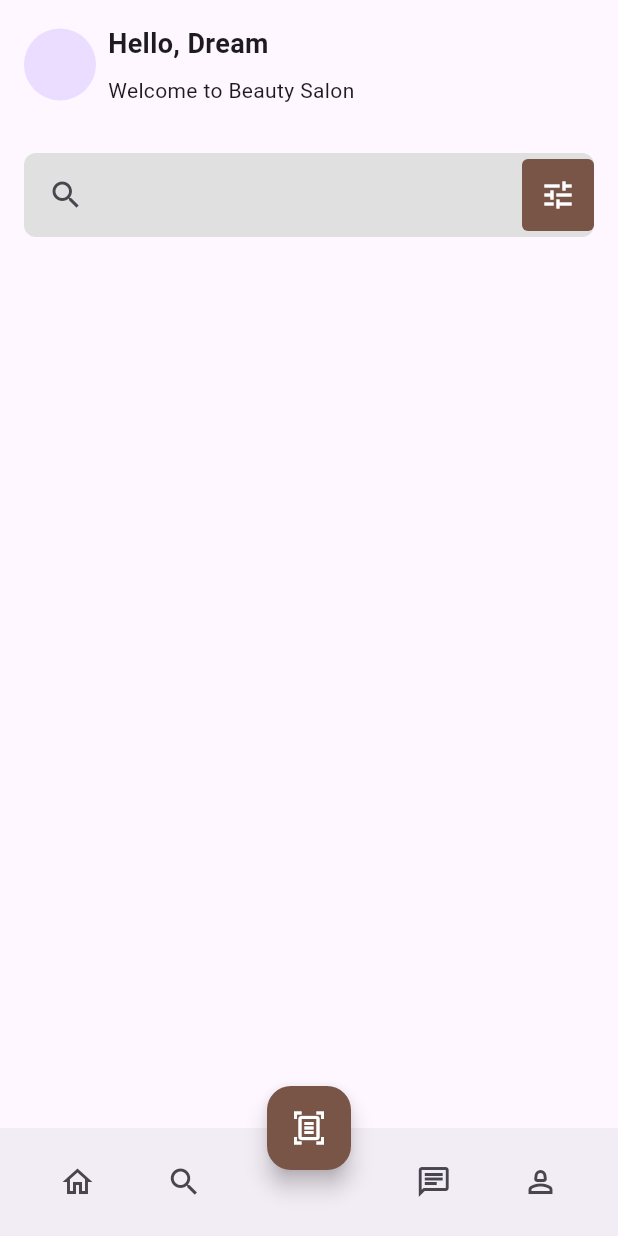
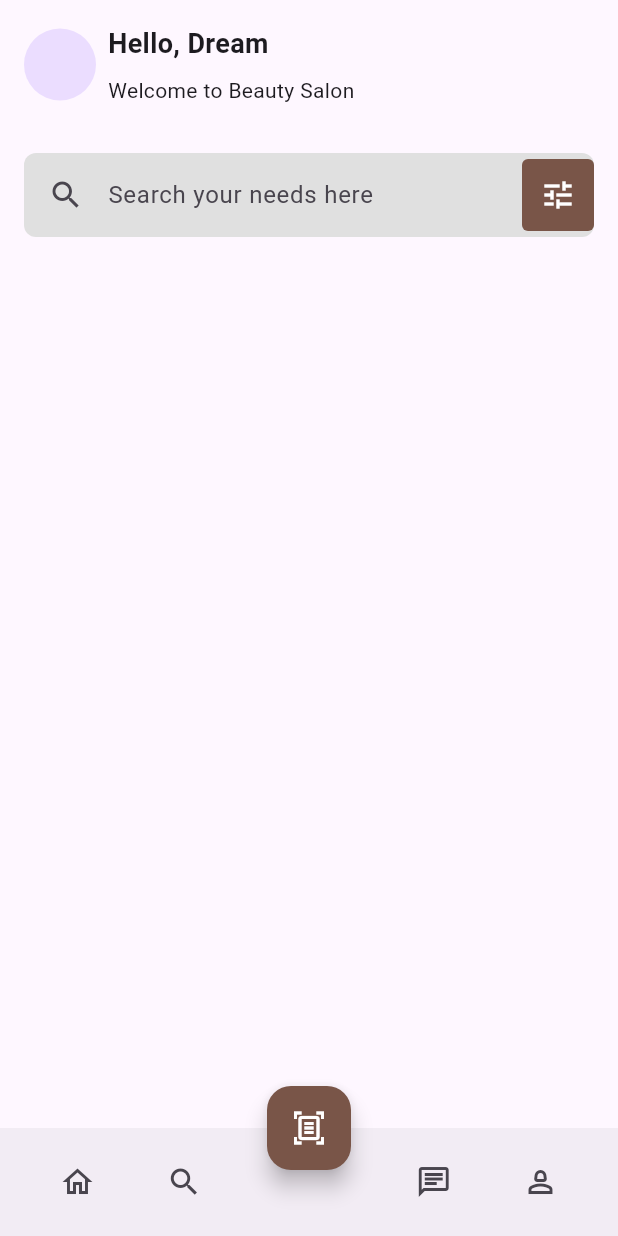
Before and after one commit to JAICHANGPARK/flutter_notebook_chapter_32, a Flutter app: the HotelBookingMainPage screen opened directly, on a phone screen of 412 x 824 dp. Run offline on Flutter 3.47's test engine with Material 2 defaults, Android fonts, the phone set to English and light mode, and no system bars; our stand-ins replace fl_chart.

Commit message:
Update hotel_booking_main_page.dart

```diff
--- a/lib/ep1626_hotel_booking_app/view/hotel_booking_main_page.dart
+++ b/lib/ep1626_hotel_booking_app/view/hotel_booking_main_page.dart
@@ -53,9 +53,7 @@ class _HotelBookingMainPageState extends State<HotelBookingMainPage> {
                   Expanded(
                     child: TextField(
                       decoration: InputDecoration(
-                        icon: Icon(Icons.search),
-                        border: InputBorder.none,
-                      ),
+                          icon: Icon(Icons.search), border: InputBorder.none, hintText: "Search your needs here"),
                     ),
                   ),
                   Container(
```
